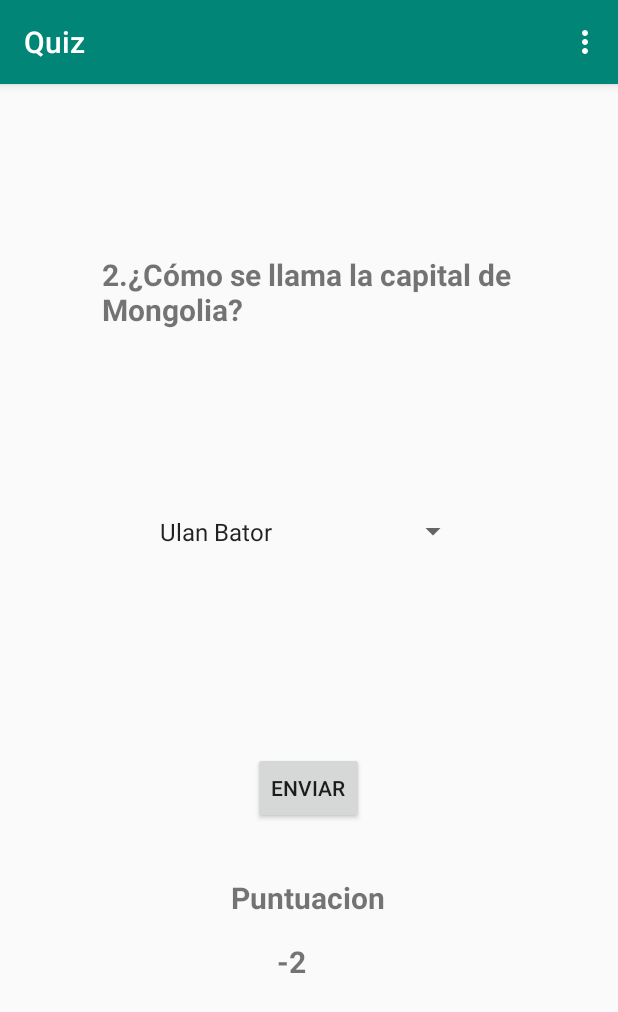
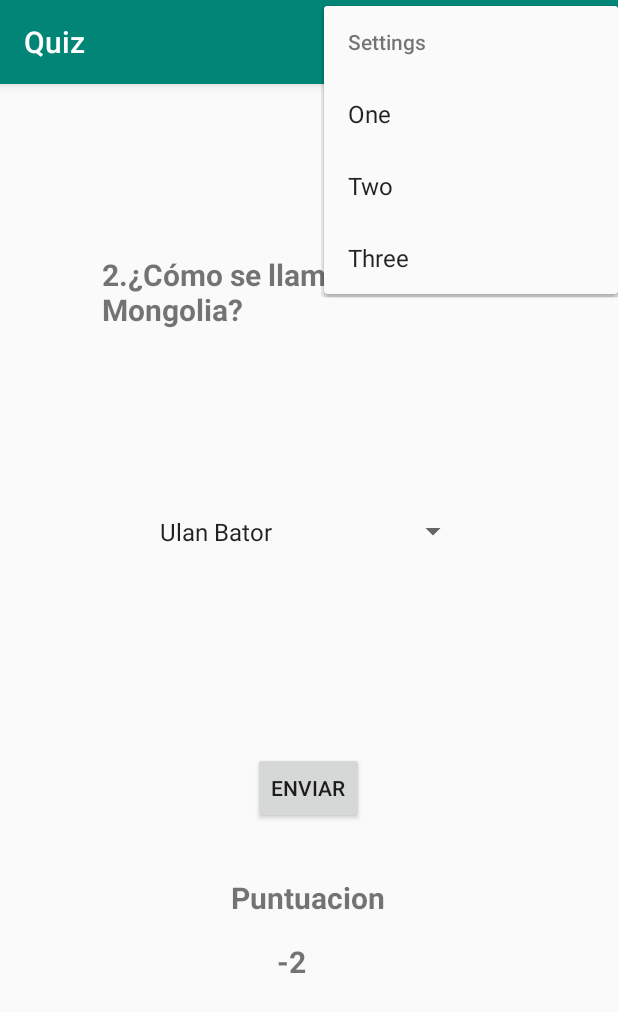
Before and after one commit to IgorT142/DispositivosMoviles, an Android app: the screen it shows after launch (MainActivity), in the options menu, after a tap on "Settings", on a phone screen of 412 x 824 dp. Shown: the top 1012 px of the screen. Run offline under Robolectric (Android 15) with nearby library versions, the light colour scheme and no system bars.

Commit message:
Submenu for settings added

```diff
--- a/Practica1/app/src/main/java/Practicas/Quiz/MainActivity.java
+++ b/Practica1/app/src/main/java/Practicas/Quiz/MainActivity.java
@@ -17,6 +17,7 @@ import android.widget.ArrayAdapter;
 import android.widget.Button;
 import android.widget.CheckBox;
 import android.widget.EditText;
+import android.widget.PopupMenu;
 import android.widget.RadioButton;
 import android.widget.RadioGroup;
 import android.widget.Spinner;
@@ -44,7 +45,6 @@ public class MainActivity extends AppCompatActivity implements View.OnClickListe
     private long spinnerSelectedItem;
     private RadioGroup[] tipoPregunta;
     private boolean[] b;
-
     @Override
     protected void onCreate(Bundle savedInstanceState) {
         super.onCreate(savedInstanceState);
--- a/Practica1/app/src/main/res/layout/content_main.xml
+++ b/Practica1/app/src/main/res/layout/content_main.xml
@@ -7,7 +7,6 @@
     app:layout_behavior="@string/appbar_scrolling_view_behavior"
     tools:context=".MainActivity"
     tools:showIn="@layout/activity_main">
-
     <RadioGroup
         android:id="@+id/opciones"
         android:layout_width="371dp"
--- a/Practica1/app/src/main/res/menu/menu_main.xml
+++ b/Practica1/app/src/main/res/menu/menu_main.xml
@@ -6,5 +6,17 @@
         android:id="@+id/action_settings"
         android:orderInCategory="100"
         android:title="@string/action_settings"
-        app:showAsAction="never" />
+        app:showAsAction="never" >
+    <menu>
+        <item
+            android:id="@+id/one"
+            android:title="One" />
+        <item
+            android:id="@+id/two"
+            android:title="Two"/>
+        <item
+            android:id="@+id/three"
+            android:title="Three"/>
+    </menu>
+    </item>
 </menu>
```
